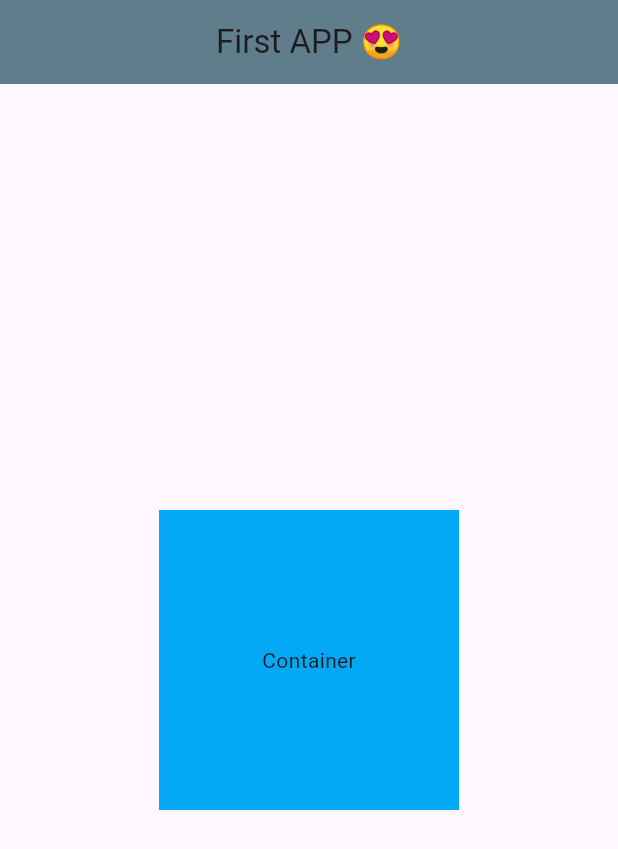
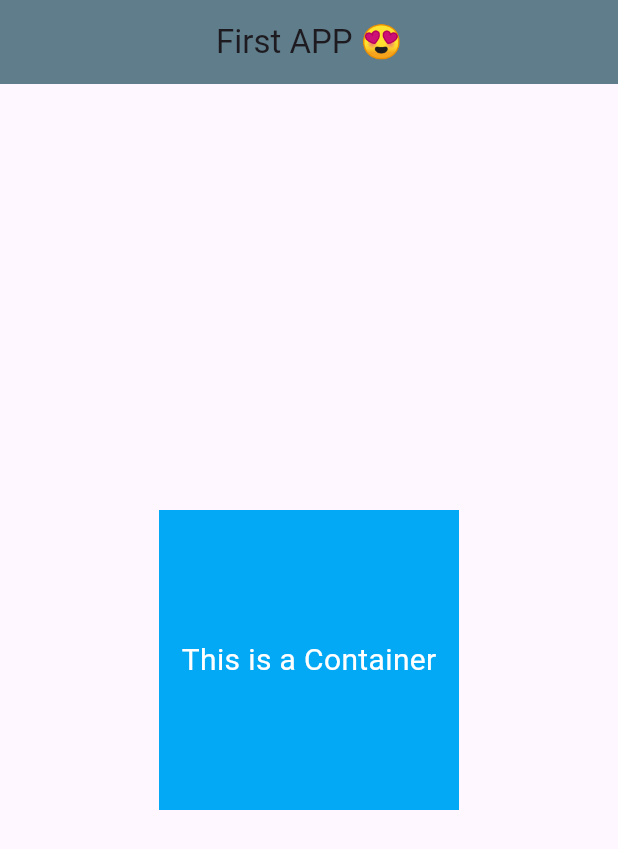
Before and after one commit to Raj-Mandal-20/first_flutter_app, a Flutter app: the screen it shows after launch, on a phone screen of 412 x 824 dp. Shown: the top 849 px of the screen. Run offline on Flutter 3.47's test engine with Material 3 defaults, Android fonts, the phone set to English and light mode, and no system bars.

Commit message:
learning text widget styling

```diff
--- a/lib/main.dart
+++ b/lib/main.dart
@@ -21,7 +21,7 @@ class Home extends StatelessWidget {
           width: 200,
           height: 200,
           color: Colors.lightBlue,
-          child : Center(child: Text('Container'))
+          child : const Center(child: Text('This is a Container',style: TextStyle(fontSize: 20, color: Colors.white)))
 
         ),
       )
```
